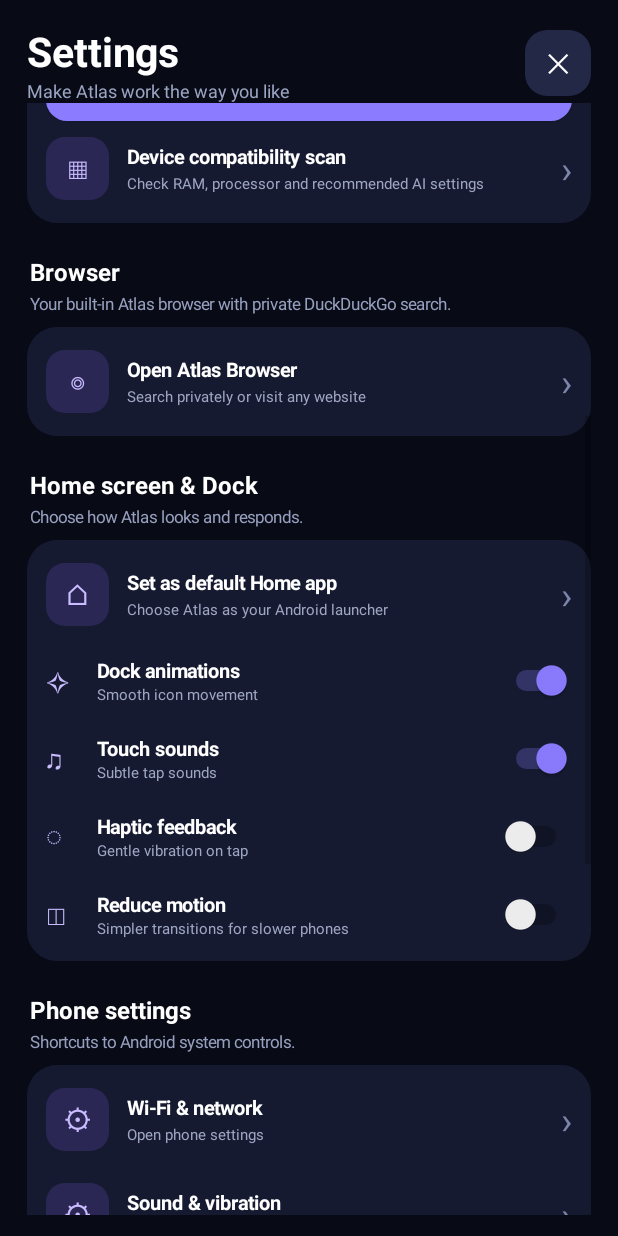
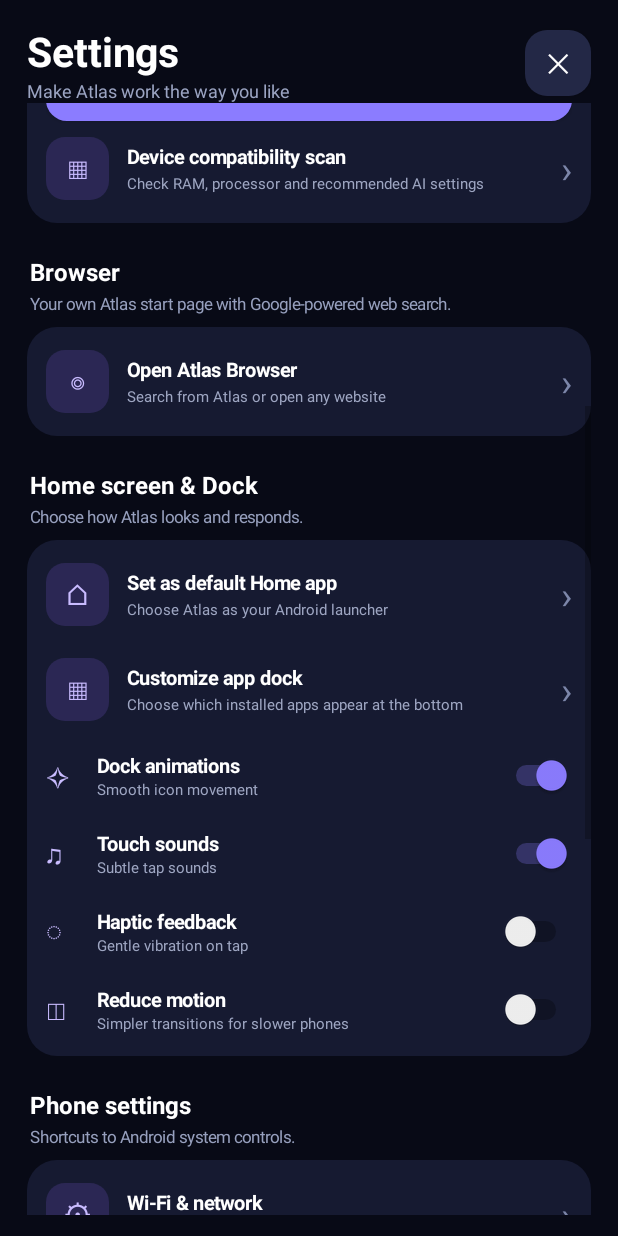
Before and after one commit to s92163757-gif/atlas-, an Android app: the SettingsActivity screen opened directly, with no data from a screen before it, scrolled down 518 dp, on a phone screen of 412 x 824 dp. Run offline under Robolectric (Android 15) with nearby library versions, the phone set to English and light mode, and no system bars.

Commit message:
Clarify Atlas browser and add dock customization shortcut

```diff
--- a/app/src/main/java/com/atlas/ai/SettingsActivity.kt
+++ b/app/src/main/java/com/atlas/ai/SettingsActivity.kt
@@ -146,15 +146,18 @@ class SettingsActivity : Activity() {
             startActivity(Intent(this, DeviceScanActivity::class.java))
         }
 
-        section("Browser", "Your built-in Atlas browser with private DuckDuckGo search.")
+        section("Browser", "Your own Atlas start page with Google-powered web search.")
         val browser = card()
-        row(browser, "◎", "Open Atlas Browser", "Search privately or visit any website") {
+        row(browser, "◎", "Open Atlas Browser", "Search from Atlas or open any website") {
             startActivity(Intent(this, BrowserActivity::class.java))
         }
 
         section("Home screen & Dock", "Choose how Atlas looks and responds.")
         val home = card()
         row(home, "⌂", "Set as default Home app", "Choose Atlas as your Android launcher") { openDefaultHomeSettings() }
+        row(home, "▦", "Customize app dock", "Choose which installed apps appear at the bottom") {
+            startActivity(Intent(this, HomeActivity::class.java).putExtra("open_dock_customizer", true))
+        }
         toggle(home, "✧", "Dock animations", "Smooth icon movement", "dock_animation", true)
         toggle(home, "♫", "Touch sounds", "Subtle tap sounds", "ui_sounds", true)
         toggle(home, "◌", "Haptic feedback", "Gentle vibration on tap", "haptics", false)
```
